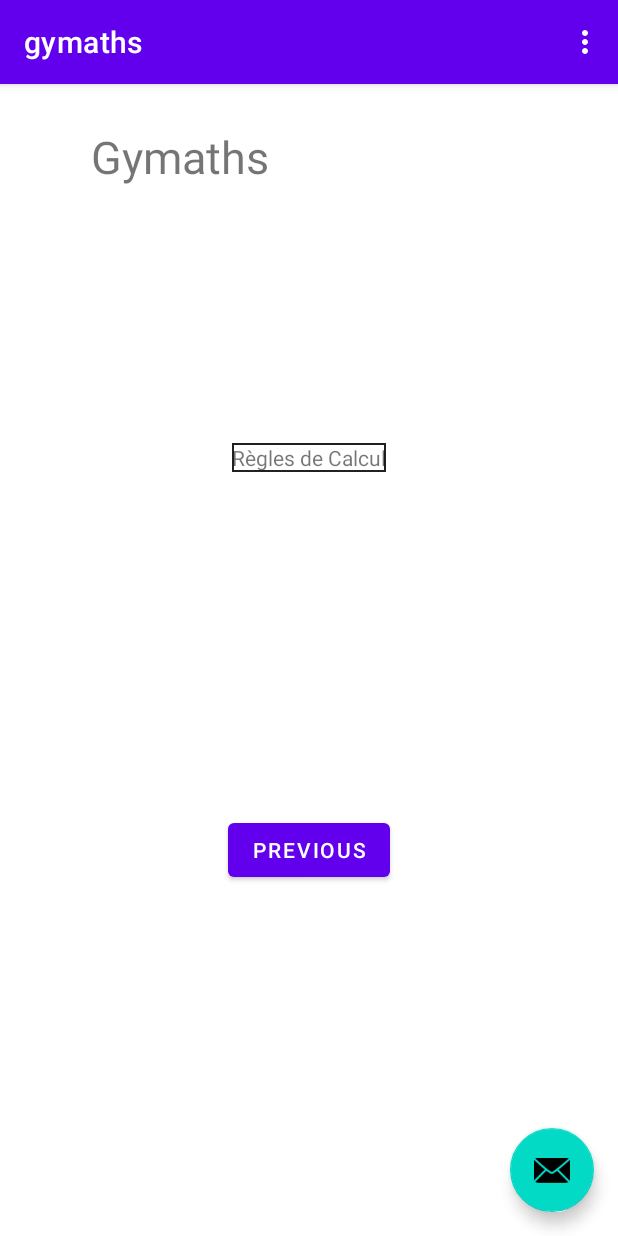
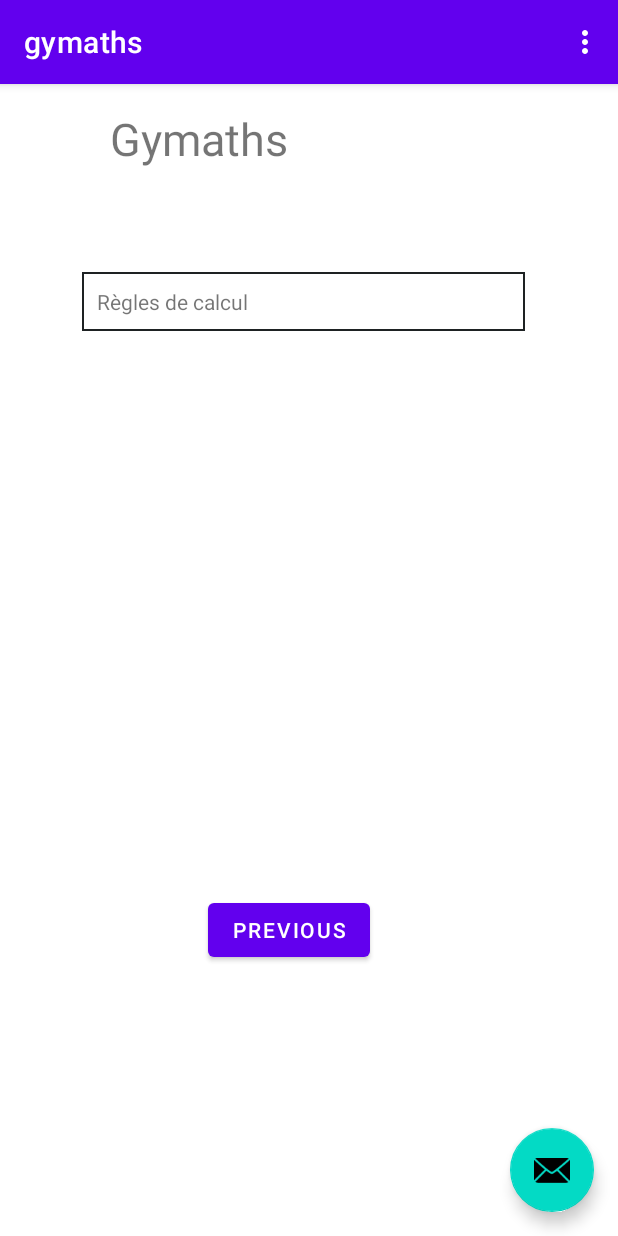
Before and after one commit to TheBoje/Gymaths, an Android app: the SecondFragment screen opened through its navigation route, on a phone screen of 412 x 824 dp. Run offline under Robolectric (Android 15) with nearby library versions, the phone set to English and light mode, and no system bars.

Commit message:
Texte 'Règles de calculs' encadré

```diff
--- a/gymaths/app/src/main/res/drawable/back.xml
+++ b/gymaths/app/src/main/res/drawable/back.xml
@@ -2,4 +2,5 @@
 <shape xmlns:android="http://schemas.android.com/apk/res/android" android:shape="rectangle" >
     <solid android:color="@color/white" />
     <stroke android:width="1dip" android:color="#1E2223"/>
+    <padding android:bottom="10dp" android:left="10dp" android:right="10dp" android:top="10dp"/>
 </shape>
--- a/gymaths/app/src/main/res/layout/fragment_second.xml
+++ b/gymaths/app/src/main/res/layout/fragment_second.xml
@@ -6,22 +6,16 @@
     android:layout_height="match_parent"
     tools:context=".SecondFragment">
 
-    <TextView
-        android:id="@+id/textview_second"
-        android:layout_width="wrap_content"
-        android:layout_height="wrap_content"
-        app:layout_constraintBottom_toTopOf="@id/button_second"
-        app:layout_constraintEnd_toEndOf="parent"
-        app:layout_constraintStart_toStartOf="parent"
-        app:layout_constraintTop_toTopOf="parent" />
 
     <Button
         android:id="@+id/button_second"
         android:layout_width="wrap_content"
         android:layout_height="wrap_content"
+        android:layout_marginBottom="180dp"
         android:text="@string/previous"
         app:layout_constraintBottom_toBottomOf="parent"
         app:layout_constraintEnd_toEndOf="parent"
+        app:layout_constraintHorizontal_bias="0.457"
         app:layout_constraintStart_toStartOf="parent"
         app:layout_constraintTop_toBottomOf="@id/textview_second" />
 
@@ -29,7 +23,9 @@
         android:id="@+id/textView"
         android:layout_width="wrap_content"
         android:layout_height="wrap_content"
-        android:layout_marginTop="28dp"
+        android:layout_marginStart="16dp"
+        android:layout_marginLeft="16dp"
+        android:layout_marginTop="16dp"
         android:text="@string/gymaths"
         android:textSize="30sp"
         app:layout_constraintEnd_toEndOf="parent"
@@ -39,14 +35,16 @@
 
     <TextView
         android:id="@+id/textView4"
-        android:layout_width="wrap_content"
-        android:layout_height="wrap_content"
-        android:layout_marginBottom="228dp"
+        android:layout_width="295dp"
+        android:layout_height="39dp"
         android:background="@drawable/back"
-        android:text="Règles de Calcul"
+        android:text="@string/regle_calculs"
         android:visibility="visible"
         app:layout_constraintBottom_toTopOf="@+id/button_second"
         app:layout_constraintEnd_toEndOf="parent"
-        app:layout_constraintStart_toStartOf="parent" />
+        app:layout_constraintHorizontal_bias="0.466"
+        app:layout_constraintStart_toStartOf="parent"
+        app:layout_constraintTop_toTopOf="parent"
+        app:layout_constraintVertical_bias="0.25" />
 
 </androidx.constraintlayout.widget.ConstraintLayout>
```
